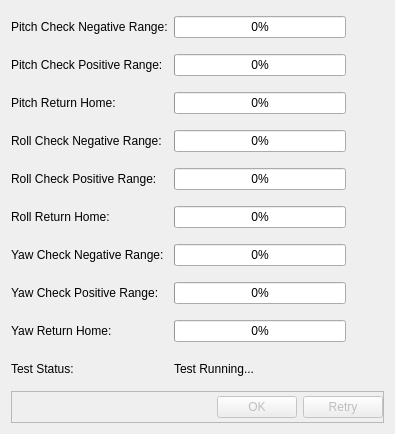
The window that Tools/3DRGimbalFactoryApplication/3DRGimbalFactoryApplication/axis_range_test_dialog.ui (Gussy/solo-gimbal) describes before a commit, drawn with Qt 5.
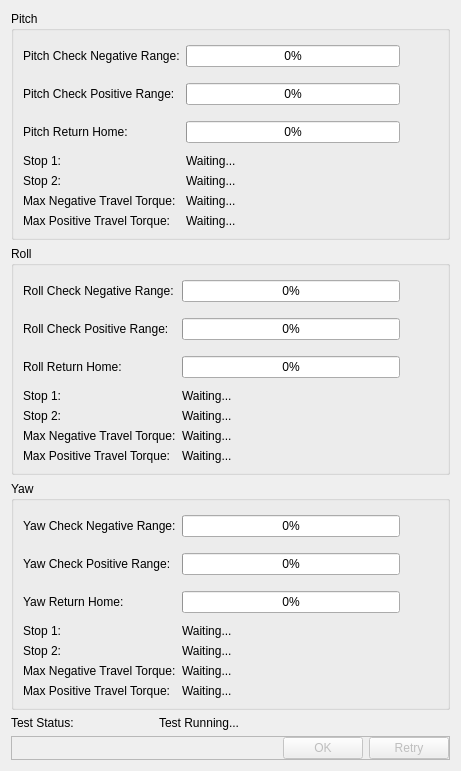
The same window after the commit. Icons and pictures are not drawn.

Commit message: tools: Implemented data display for range and torque limits test

What changed in the file:
```diff
--- a/Tools/3DRGimbalFactoryApplication/3DRGimbalFactoryApplication/axis_range_test_dialog.ui
+++ b/Tools/3DRGimbalFactoryApplication/3DRGimbalFactoryApplication/axis_range_test_dialog.ui
@@ -6,8 +6,8 @@
    <rect>
     <x>0</x>
     <y>0</y>
-    <width>395</width>
-    <height>434</height>
+    <width>461</width>
+    <height>752</height>
    </rect>
   </property>
   <property name="sizePolicy">
@@ -20,23 +20,17 @@
    <string>Axis Range Test</string>
   </property>
   <layout class="QGridLayout" name="gridLayout">
-   <item row="1" column="2">
-    <widget class="QLabel" name="pitchCheckPositiveStatus">
-     <property name="minimumSize">
-      <size>
-       <width>32</width>
-       <height>32</height>
-      </size>
-     </property>
+   <item row="10" column="1" colspan="2">
+    <widget class="QLabel" name="testStatus">
      <property name="text">
-      <string/>
+      <string>Test Running...</string>
      </property>
-     <property name="pixmap">
-      <pixmap resource="images.qrc">:/icons/32x32/Images/Ellipsis_32x32.png</pixmap>
+     <property name="wordWrap">
+      <bool>true</bool>
      </property>
     </widget>
    </item>
-   <item row="10" column="0" colspan="3">
+   <item row="11" column="0" colspan="3">
     <widget class="QFrame" name="buttonsFrame">
      <property name="frameShape">
       <enum>QFrame::StyledPanel</enum>
@@ -93,277 +87,496 @@
      </layout>
     </widget>
    </item>
-   <item row="9" column="1" colspan="2">
-    <widget class="QLabel" name="testStatus">
-     <property name="text">
-      <string>Test Running...</string>
-     </property>
-     <property name="wordWrap">
-      <bool>true</bool>
-     </property>
-    </widget>
-   </item>
-   <item row="8" column="2">
-    <widget class="QLabel" name="yawReturnHomeStatus">
-     <property name="minimumSize">
-      <size>
-       <width>32</width>
-       <height>32</height>
-      </size>
-     </property>
-     <property name="text">
-      <string/>
-     </property>
-     <property name="pixmap">
-      <pixmap resource="images.qrc">:/icons/32x32/Images/Ellipsis_32x32.png</pixmap>
-     </property>
-    </widget>
-   </item>
-   <item row="5" column="2">
-    <widget class="QLabel" name="rollReturnHomeStatus">
-     <property name="minimumSize">
-      <size>
-       <width>32</width>
-       <height>32</height>
-      </size>
-     </property>
-     <property name="text">
-      <string/>
-     </property>
-     <property name="pixmap">
-      <pixmap resource="images.qrc">:/icons/32x32/Images/Ellipsis_32x32.png</pixmap>
-     </property>
-    </widget>
-   </item>
-   <item row="6" column="2">
-    <widget class="QLabel" name="yawCheckNegativeStatus">
-     <property name="minimumSize">
-      <size>
-       <width>32</width>
-       <height>32</height>
-      </size>
-     </property>
-     <property name="text">
-      <string/>
-     </property>
-     <property name="pixmap">
-      <pixmap resource="images.qrc">:/icons/32x32/Images/Ellipsis_32x32.png</pixmap>
-     </property>
-    </widget>
-   </item>
-   <item row="2" column="2">
-    <widget class="QLabel" name="pitchReturnHomeStatus">
-     <property name="minimumSize">
-      <size>
-       <width>32</width>
-       <height>32</height>
-      </size>
-     </property>
-     <property name="text">
-      <string/>
-     </property>
-     <property name="pixmap">
-      <pixmap resource="images.qrc">:/icons/32x32/Images/Ellipsis_32x32.png</pixmap>
-     </property>
-    </widget>
-   </item>
-   <item row="0" column="2">
-    <widget class="QLabel" name="pitchCheckNegativeStatus">
-     <property name="minimumSize">
-      <size>
-       <width>32</width>
-       <height>32</height>
-      </size>
-     </property>
-     <property name="text">
-      <string/>
-     </property>
-     <property name="pixmap">
-      <pixmap resource="images.qrc">:/icons/32x32/Images/Ellipsis_32x32.png</pixmap>
-     </property>
-    </widget>
-   </item>
-   <item row="3" column="2">
-    <widget class="QLabel" name="rollCheckNegativeStatus">
-     <property name="minimumSize">
-      <size>
-       <width>32</width>
-       <height>32</height>
-      </size>
-     </property>
-     <property name="text">
-      <string/>
-     </property>
-     <property name="pixmap">
-      <pixmap resource="images.qrc">:/icons/32x32/Images/Ellipsis_32x32.png</pixmap>
-     </property>
-    </widget>
-   </item>
-   <item row="3" column="1">
-    <widget class="QProgressBar" name="rollCheckNegativeProgress">
-     <property name="value">
-      <number>0</number>
-     </property>
-    </widget>
-   </item>
-   <item row="6" column="1">
-    <widget class="QProgressBar" name="yawCheckNegativeProgress">
-     <property name="value">
-      <number>0</number>
-     </property>
-    </widget>
-   </item>
-   <item row="4" column="2">
-    <widget class="QLabel" name="rollCheckPositiveStatus">
-     <property name="minimumSize">
-      <size>
-       <width>32</width>
-       <height>32</height>
-      </size>
-     </property>
-     <property name="text">
-      <string/>
-     </property>
-     <property name="pixmap">
-      <pixmap resource="images.qrc">:/icons/32x32/Images/Ellipsis_32x32.png</pixmap>
-     </property>
-    </widget>
-   </item>
-   <item row="5" column="1">
-    <widget class="QProgressBar" name="rollReturnHomeProgress">
-     <property name="value">
-      <number>0</number>
-     </property>
-    </widget>
-   </item>
-   <item row="4" column="1">
-    <widget class="QProgressBar" name="rollCheckPositiveProgress">
-     <property name="value">
-      <number>0</number>
-     </property>
-    </widget>
-   </item>
-   <item row="7" column="2">
-    <widget class="QLabel" name="yawCheckPositiveStatus">
-     <property name="minimumSize">
-      <size>
-       <width>32</width>
-       <height>32</height>
-      </size>
-     </property>
-     <property name="text">
-      <string/>
-     </property>
-     <property name="pixmap">
-      <pixmap resource="images.qrc">:/icons/32x32/Images/Ellipsis_32x32.png</pixmap>
-     </property>
-    </widget>
-   </item>
-   <item row="1" column="0">
-    <widget class="QLabel" name="pitchCheckPositive_label">
-     <property name="text">
-      <string>Pitch Check Positive Range:</string>
-     </property>
-    </widget>
-   </item>
-   <item row="3" column="0">
-    <widget class="QLabel" name="rollCheckNegative_label">
-     <property name="text">
-      <string>Roll Check Negative Range:</string>
-     </property>
-    </widget>
-   </item>
-   <item row="1" column="1">
-    <widget class="QProgressBar" name="pitchCheckPositiveProgress">
-     <property name="value">
-      <number>0</number>
-     </property>
-    </widget>
-   </item>
-   <item row="0" column="0">
-    <widget class="QLabel" name="pitchCheckNegative_label">
-     <property name="text">
-      <string>Pitch Check Negative Range:</string>
-     </property>
-    </widget>
-   </item>
-   <item row="2" column="0">
-    <widget class="QLabel" name="pitchReturnHome_label">
-     <property name="text">
-      <string>Pitch Return Home:</string>
-     </property>
-    </widget>
-   </item>
-   <item row="4" column="0">
-    <widget class="QLabel" name="rollCheckPositive_label">
-     <property name="text">
-      <string>Roll Check Positive Range:</string>
-     </property>
-    </widget>
-   </item>
-   <item row="5" column="0">
-    <widget class="QLabel" name="rollReturnHome_label">
-     <property name="text">
-      <string>Roll Return Home:</string>
-     </property>
-    </widget>
-   </item>
-   <item row="6" column="0">
-    <widget class="QLabel" name="yawCheckNegative_label">
-     <property name="text">
-      <string>Yaw Check Negative Range:</string>
-     </property>
-    </widget>
-   </item>
-   <item row="7" column="0">
-    <widget class="QLabel" name="yawCheckPositive_label">
-     <property name="text">
-      <string>Yaw Check Positive Range:</string>
-     </property>
-    </widget>
-   </item>
-   <item row="8" column="0">
-    <widget class="QLabel" name="yawReturnHome_label">
-     <property name="text">
-      <string>Yaw Return Home:</string>
-     </property>
-    </widget>
-   </item>
-   <item row="0" column="1">
-    <widget class="QProgressBar" name="pitchCheckNegativeProgress">
-     <property name="value">
-      <number>0</number>
-     </property>
-    </widget>
-   </item>
-   <item row="2" column="1">
-    <widget class="QProgressBar" name="pitchReturnHomeProgress">
-     <property name="value">
-      <number>0</number>
-     </property>
-    </widget>
-   </item>
-   <item row="7" column="1">
-    <widget class="QProgressBar" name="yawCheckPositiveProgress">
-     <property name="value">
-      <number>0</number>
-     </property>
-    </widget>
-   </item>
-   <item row="8" column="1">
-    <widget class="QProgressBar" name="yawReturnHomeProgress">
-     <property name="value">
-      <number>0</number>
-     </property>
-    </widget>
-   </item>
-   <item row="9" column="0">
+   <item row="10" column="0">
     <widget class="QLabel" name="testStatus_label">
      <property name="text">
       <string>Test Status:</string>
      </property>
     </widget>
    </item>
+   <item row="0" column="0" colspan="3">
+    <widget class="QGroupBox" name="pitchGroup">
+     <property name="title">
+      <string>Pitch</string>
+     </property>
+     <layout class="QGridLayout" name="gridLayout_2">
+      <item row="0" column="2">
+       <widget class="QLabel" name="pitchCheckNegativeStatus">
+        <property name="minimumSize">
+         <size>
+          <width>32</width>
+          <height>32</height>
+         </size>
+        </property>
+        <property name="text">
+         <string/>
+        </property>
+        <property name="pixmap">
+         <pixmap resource="images.qrc">:/icons/32x32/Images/Ellipsis_32x32.png</pixmap>
+        </property>
+       </widget>
+      </item>
+      <item row="0" column="0">
+       <widget class="QLabel" name="pitchCheckNegative_label">
+        <property name="text">
+         <string>Pitch Check Negative Range:</string>
+        </property>
+       </widget>
+      </item>
+      <item row="0" column="1">
+       <widget class="QProgressBar" name="pitchCheckNegativeProgress">
+        <property name="value">
+         <number>0</number>
+        </property>
+       </widget>
+      </item>
+      <item row="5" column="1" colspan="2">
+       <widget class="QLabel" name="pitchMaxNegativeTorque">
+        <property name="text">
+         <string>Waiting...</string>
+        </property>
+       </widget>
+      </item>
+      <item row="4" column="1" colspan="2">
+       <widget class="QLabel" name="pitchStop2">
+        <property name="text">
+         <string>Waiting...</string>
+        </property>
+       </widget>
+      </item>
+      <item row="2" column="1">
+       <widget class="QProgressBar" name="pitchReturnHomeProgress">
+        <property name="value">
+         <number>0</number>
+        </property>
+       </widget>
+      </item>
+      <item row="1" column="1">
+       <widget class="QProgressBar" name="pitchCheckPositiveProgress">
+        <property name="value">
+         <number>0</number>
+        </property>
+       </widget>
+      </item>
+      <item row="1" column="0">
+       <widget class="QLabel" name="pitchCheckPositive_label">
+        <property name="text">
+         <string>Pitch Check Positive Range:</string>
+        </property>
+       </widget>
+      </item>
+      <item row="2" column="0">
+       <widget class="QLabel" name="pitchReturnHome_label">
+        <property name="text">
+         <string>Pitch Return Home:</string>
+        </property>
+       </widget>
+      </item>
+      <item row="2" column="2">
+       <widget class="QLabel" name="pitchReturnHomeStatus">
+        <property name="minimumSize">
+         <size>
+          <width>32</width>
+          <height>32</height>
+         </size>
+        </property>
+        <property name="text">
+         <string/>
+        </property>
+        <property name="pixmap">
+         <pixmap resource="images.qrc">:/icons/32x32/Images/Ellipsis_32x32.png</pixmap>
+        </property>
+       </widget>
+      </item>
+      <item row="1" column="2">
+       <widget class="QLabel" name="pitchCheckPositiveStatus">
+        <property name="minimumSize">
+         <size>
+          <width>32</width>
+          <height>32</height>
+         </size>
+        </property>
+        <property name="text">
+         <string/>
+        </property>
+        <property name="pixmap">
+         <pixmap resource="images.qrc">:/icons/32x32/Images/Ellipsis_32x32.png</pixmap>
+        </property>
+       </widget>
+      </item>
+      <item row="3" column="1" colspan="2">
+       <widget class="QLabel" name="pitchStop1">
+        <property name="text">
+         <string>Waiting...</string>
+        </property>
+       </widget>
+      </item>
+      <item row="3" column="0">
+       <widget class="QLabel" name="pitchStop1_label">
+        <property name="text">
+         <string>Stop 1:</string>
+        </property>
+       </widget>
+      </item>
+      <item row="4" column="0">
+       <widget class="QLabel" name="pitchStop2_label">
+        <property name="text">
+         <string>Stop 2:</string>
+        </property>
+       </widget>
+      </item>
+      <item row="5" column="0">
+       <widget class="QLabel" name="pitchMaxNegativeTorque_label">
+        <property name="text">
+         <string>Max Negative Travel Torque:</string>
+        </property>
+       </widget>
+      </item>
+      <item row="6" column="0">
+       <widget class="QLabel" name="pitchMaxPositiveTorque_label">
+        <property name="text">
+         <string>Max Positive Travel Torque:</string>
+        </property>
+       </widget>
+      </item>
+      <item row="6" column="1" colspan="2">
+       <widget class="QLabel" name="pitchMaxPositiveTorque">
+        <property name="text">
+         <string>Waiting...</string>
+        </property>
+       </widget>
+      </item>
+     </layout>
+     <zorder>pitchCheckNegative_label</zorder>
+     <zorder>pitchCheckNegative_label</zorder>
+     <zorder>pitchCheckNegativeProgress</zorder>
+     <zorder>pitchCheckNegativeStatus</zorder>
+     <zorder>pitchCheckPositive_label</zorder>
+     <zorder>pitchCheckPositiveProgress</zorder>
+     <zorder>pitchCheckPositiveStatus</zorder>
+     <zorder>pitchReturnHome_label</zorder>
+     <zorder>pitchReturnHomeProgress</zorder>
+     <zorder>pitchReturnHomeStatus</zorder>
+     <zorder>pitchStop1_label</zorder>
+     <zorder>pitchStop2_label</zorder>
+     <zorder>pitchMaxNegativeTorque_label</zorder>
+     <zorder>pitchStop1</zorder>
+     <zorder>pitchStop2</zorder>
+     <zorder>pitchMaxNegativeTorque</zorder>
+     <zorder>pitchMaxPositiveTorque_label</zorder>
+     <zorder>pitchMaxPositiveTorque</zorder>
+    </widget>
+   </item>
+   <item row="1" column="0" colspan="3">
+    <widget class="QGroupBox" name="rollGroup">
+     <property name="title">
+      <string>Roll</string>
+     </property>
+     <layout class="QGridLayout" name="gridLayout_3">
+      <item row="0" column="2">
+       <widget class="QLabel" name="rollCheckNegativeStatus">
+        <property name="minimumSize">
+         <size>
+          <width>32</width>
+          <height>32</height>
+         </size>
+        </property>
+        <property name="text">
+         <string/>
+        </property>
+        <property name="pixmap">
+         <pixmap resource="images.qrc">:/icons/32x32/Images/Ellipsis_32x32.png</pixmap>
+        </property>
+       </widget>
+      </item>
+      <item row="5" column="1" colspan="2">
+       <widget class="QLabel" name="rollMaxNegativeTorque">
+        <property name="text">
+         <string>Waiting...</string>
+        </property>
+       </widget>
+      </item>
+      <item row="0" column="1">
+       <widget class="QProgressBar" name="rollCheckNegativeProgress">
+        <property name="value">
+         <number>0</number>
+        </property>
+       </widget>
+      </item>
+      <item row="0" column="0">
+       <widget class="QLabel" name="rollCheckNegative_label">
+        <property name="text">
+         <string>Roll Check Negative Range:</string>
+        </property>
+       </widget>
+      </item>
+      <item row="4" column="1" colspan="2">
+       <widget class="QLabel" name="rollStop2">
+        <property name="text">
+         <string>Waiting...</string>
+        </property>
+       </widget>
+      </item>
+      <item row="3" column="0">
+       <widget class="QLabel" name="rollStop1_label">
+        <property name="text">
+         <string>Stop 1:</string>
+        </property>
+       </widget>
+      </item>
+      <item row="4" column="0">
+       <widget class="QLabel" name="rollStop2_label">
+        <property name="text">
+         <string>Stop 2:</string>
+        </property>
+       </widget>
+      </item>
+      <item row="5" column="0">
+       <widget class="QLabel" name="rollMaxNegativeTorque_label">
+        <property name="text">
+         <string>Max Negative Travel Torque:</string>
+        </property>
+       </widget>
+      </item>
+      <item row="3" column="1" colspan="2">
+       <widget class="QLabel" name="rollStop1">
+        <property name="text">
+         <string>Waiting...</string>
+        </property>
+       </widget>
+      </item>
+      <item row="1" column="2">
+       <widget class="QLabel" name="rollCheckPositiveStatus">
+        <property name="minimumSize">
+         <size>
+          <width>32</width>
+          <height>32</height>
+         </size>
+        </property>
+        <property name="text">
+         <string/>
+        </property>
+        <property name="pixmap">
+         <pixmap resource="images.qrc">:/icons/32x32/Images/Ellipsis_32x32.png</pixmap>
+        </property>
+       </widget>
+      </item>
+      <item row="1" column="1">
+       <widget class="QProgressBar" name="rollCheckPositiveProgress">
+        <property name="value">
+         <number>0</number>
+        </property>
+       </widget>
+      </item>
+      <item row="1" column="0">
+       <widget class="QLabel" name="rollCheckPositive_label">
+        <property name="text">
+         <string>Roll Check Positive Range:</string>
+        </property>
+       </widget>
+      </item>
+      <item row="2" column="0">
+       <widget class="QLabel" name="rollReturnHome_label">
+        <property name="text">
+         <string>Roll Return Home:</string>
+        </property>
+       </widget>
+      </item>
+      <item row="2" column="1">
+       <widget class="QProgressBar" name="rollReturnHomeProgress">
+        <property name="value">
+         <number>0</number>
+        </property>
+       </widget>
+      </item>
+      <item row="2" column="2">
+       <widget class="QLabel" name="rollReturnHomeStatus">
+        <property name="minimumSize">
+         <size>
+          <width>32</width>
+          <height>32</height>
+         </size>
+        </property>
+        <property name="text">
+         <string/>
+        </property>
+        <property name="pixmap">
+         <pixmap resource="images.qrc">:/icons/32x32/Images/Ellipsis_32x32.png</pixmap>
+        </property>
+       </widget>
+      </item>
+      <item row="6" column="0">
+       <widget class="QLabel" name="rollMaxPositiveTorque_label">
+        <property name="text">
+         <string>Max Positive Travel Torque:</string>
+        </property>
+       </widget>
+      </item>
+      <item row="6" column="1" colspan="2">
+       <widget class="QLabel" name="rollMaxPositiveTorque">
+        <property name="text">
+         <string>Waiting...</string>
+        </property>
+       </widget>
+      </item>
+     </layout>
+    </widget>
+   </item>
+   <item row="2" column="0" colspan="3">
+    <widget class="QGroupBox" name="yawGroup">
+     <property name="title">
+      <string>Yaw</string>
+     </property>
+     <layout class="QGridLayout" name="gridLayout_4">
+      <item row="2" column="0">
+       <widget class="QLabel" name="yawReturnHome_label">
+        <property name="text">
+         <string>Yaw Return Home:</string>
+        </property>
+       </widget>
+      </item>
+      <item row="3" column="1" colspan="2">
+       <widget class="QLabel" name="yawStop1">
+        <property name="text">
+         <string>Waiting...</string>
+        </property>
+       </widget>
+      </item>
+      <item row="4" column="1" colspan="2">
+       <widget class="QLabel" name="yawStop2">
+        <property name="text">
+         <string>Waiting...</string>
+        </property>
+       </widget>
+      </item>
+      <item row="5" column="1" colspan="2">
+       <widget class="QLabel" name="yawMaxNegativeTorque">
+        <property name="text">
+         <string>Waiting...</string>
+        </property>
+       </widget>
+      </item>
+      <item row="3" column="0">
+       <widget class="QLabel" name="yawStop1_label">
+        <property name="text">
+         <string>Stop 1:</string>
+        </property>
+       </widget>
+      </item>
+      <item row="4" column="0">
+       <widget class="QLabel" name="yawStop2_label">
+        <property name="text">
+         <string>Stop 2:</string>
+        </property>
+       </widget>
+      </item>
+      <item row="5" column="0">
+       <widget class="QLabel" name="yawMaxNegativeTorque_label">
+        <property name="text">
+         <string>Max Negative Travel Torque:</string>
+        </property>
+       </widget>
+      </item>
+      <item row="0" column="2">
+       <widget class="QLabel" name="yawCheckNegativeStatus">
+        <property name="minimumSize">
+         <size>
+          <width>32</width>
+          <height>32</height>
+         </size>
+        </property>
+        <property name="text">
+         <string/>
+        </property>
+        <property name="pixmap">
+         <pixmap resource="images.qrc">:/icons/32x32/Images/Ellipsis_32x32.png</pixmap>
+        </property>
+       </widget>
+      </item>
+      <item row="2" column="1">
+       <widget class="QProgressBar" name="yawReturnHomeProgress">
+        <property name="value">
+         <number>0</number>
+        </property>
+       </widget>
+      </item>
+      <item row="0" column="1">
+       <widget class="QProgressBar" name="yawCheckNegativeProgress">
+        <property name="value">
+         <number>0</number>
+        </property>
+       </widget>
+      </item>
+      <item row="0" column="0">
+       <widget class="QLabel" name="yawCheckNegative_label">
+        <property name="text">
+         <string>Yaw Check Negative Range:</string>
+        </property>
+       </widget>
+      </item>
+      <item row="1" column="2">
+       <widget class="QLabel" name="yawCheckPositiveStatus">
+        <property name="minimumSize">
+         <size>
+          <width>32</width>
+          <height>32</height>
+         </size>
+        </property>
+        <property name="text">
+         <string/>
+        </property>
+        <property name="pixmap">
+         <pixmap resource="images.qrc">:/icons/32x32/Images/Ellipsis_32x32.png</pixmap>
+        </property>
+       </widget>
+      </item>
+      <item row="1" column="0">
+       <widget class="QLabel" name="yawCheckPositive_label">
+        <property name="text">
+         <string>Yaw Check Positive Range:</string>
+        </property>
+       </widget>
+      </item>
+      <item row="1" column="1">
+       <widget class="QProgressBar" name="yawCheckPositiveProgress">
+        <property name="value">
+         <number>0</number>
+        </property>
+       </widget>
+      </item>
+      <item row="2" column="2">
+       <widget class="QLabel" name="yawReturnHomeStatus">
+        <property name="minimumSize">
+         <size>
+          <width>32</width>
+          <height>32</height>
+         </size>
+        </property>
+        <property name="text">
+         <string/>
+        </property>
+        <property name="pixmap">
+         <pixmap resource="images.qrc">:/icons/32x32/Images/Ellipsis_32x32.png</pixmap>
+        </property>
+       </widget>
+      </item>
+      <item row="6" column="0">
+       <widget class="QLabel" name="yawMaxPositiveTorque_label">
+        <property name="text">
+         <string>Max Positive Travel Torque:</string>
+        </property>
+       </widget>
+      </item>
+      <item row="6" column="1" colspan="2">
+       <widget class="QLabel" name="yawMaxPositiveTorque">
+        <property name="text">
+         <string>Waiting...</string>
+        </property>
+       </widget>
+      </item>
+     </layout>
+    </widget>
+   </item>
   </layout>
  </widget>
  <resources>
```
The commit also changes 6 other files.
